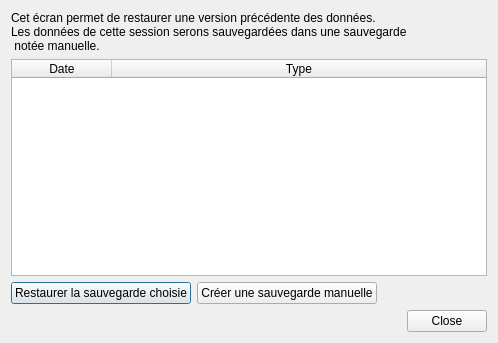
First picture: the form in src/ui/dialogs/database_backups.ui, repository seigneurfuo/MyAnimeManager3, before the edit.
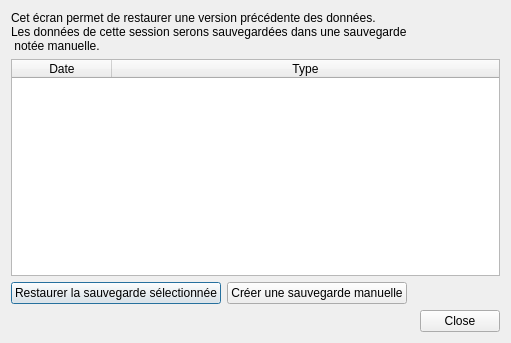
Second picture: the form after the edit. Icons and pictures are not drawn.

What changed in the file:
```diff
--- a/src/ui/dialogs/database_backups.ui
+++ b/src/ui/dialogs/database_backups.ui
@@ -9,7 +9,7 @@
    <rect>
     <x>0</x>
     <y>0</y>
-    <width>498</width>
+    <width>511</width>
     <height>343</height>
    </rect>
   </property>
@@ -66,7 +66,11 @@
         <bool>true</bool>
        </property>
        <property name="text">
-        <string>Restaurer la sauvegarde choisie</string>
+        <string>Restaurer la sauvegarde sélectionnée</string>
+       </property>
+       <property name="icon">
+        <iconset>
+         <normaloff>../../resources/icons/clock-history.png</normaloff>../../resources/icons/clock-history.png</iconset>
        </property>
       </widget>
      </item>
```
Left out of the diff: 4 changed lines with no effect on the pictures.
